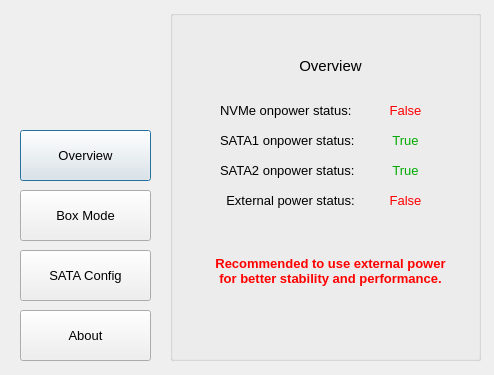
The window that ultra_enclosure_manager.ui (barryblueice/R-SODIUM-Ultra-Enclosure-Manager) describes before a commit, drawn with Qt 5.
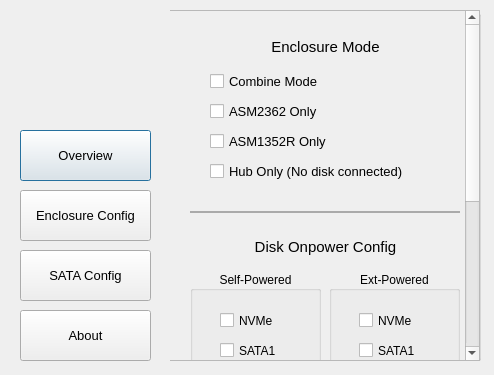
The same window after the commit. Icons and pictures are not drawn.

The edit to the form file:
```diff
--- a/ultra_enclosure_manager.ui
+++ b/ultra_enclosure_manager.ui
@@ -113,7 +113,7 @@
     <bool>false</bool>
    </property>
    <property name="text">
-    <string>Box Mode</string>
+    <string>Enclosure Config</string>
    </property>
   </widget>
   <widget class="QPushButton" name="about_button">
@@ -336,25 +336,25 @@
      <property name="geometry">
       <rect>
        <x>0</x>
-       <y>0</y>
+       <y>-286</y>
        <width>297</width>
-       <height>1000</height>
+       <height>635</height>
       </rect>
      </property>
      <property name="minimumSize">
       <size>
        <width>100</width>
-       <height>1000</height>
+       <height>635</height>
       </size>
      </property>
      <property name="autoFillBackground">
-      <bool>false</bool>
+      <bool>true</bool>
      </property>
      <widget class="QCheckBox" name="sataonly">
       <property name="geometry">
        <rect>
         <x>40</x>
-        <y>130</y>
+        <y>120</y>
         <width>231</width>
         <height>21</height>
        </rect>
@@ -365,14 +365,14 @@
        </font>
       </property>
       <property name="text">
-       <string>SATA Only</string>
+       <string>ASM1352R Only</string>
       </property>
      </widget>
      <widget class="QPushButton" name="boxmode_execute">
       <property name="geometry">
        <rect>
         <x>200</x>
-        <y>280</y>
+        <y>580</y>
         <width>91</width>
         <height>41</height>
        </rect>
@@ -385,7 +385,7 @@
       <property name="geometry">
        <rect>
         <x>40</x>
-        <y>70</y>
+        <y>60</y>
         <width>231</width>
         <height>21</height>
        </rect>
@@ -396,14 +396,14 @@
        </font>
       </property>
       <property name="text">
-       <string>Combine Mode (NVMe + SATA)</string>
+       <string>Combine Mode</string>
       </property>
      </widget>
      <widget class="QLabel" name="label_6">
       <property name="geometry">
        <rect>
         <x>70</x>
-        <y>190</y>
+        <y>480</y>
         <width>171</width>
         <height>31</height>
        </rect>
@@ -424,7 +424,7 @@
       <property name="geometry">
        <rect>
         <x>40</x>
-        <y>160</y>
+        <y>150</y>
         <width>231</width>
         <height>21</height>
        </rect>
@@ -442,7 +442,7 @@
       <property name="geometry">
        <rect>
         <x>40</x>
-        <y>100</y>
+        <y>90</y>
         <width>231</width>
         <height>21</height>
        </rect>
@@ -453,14 +453,14 @@
        </font>
       </property>
       <property name="text">
-       <string>NVMe Only</string>
+       <string>ASM2362 Only</string>
       </property>
      </widget>
      <widget class="QLabel" name="label_5">
       <property name="geometry">
        <rect>
         <x>70</x>
-        <y>30</y>
+        <y>20</y>
         <width>171</width>
         <height>31</height>
        </rect>
@@ -481,7 +481,7 @@
       <property name="geometry">
        <rect>
         <x>20</x>
-        <y>230</y>
+        <y>520</y>
         <width>261</width>
         <height>21</height>
        </rect>
@@ -495,6 +495,175 @@
        <string>Keep mode config for next power up.</string>
       </property>
      </widget>
+     <widget class="QLabel" name="label_12">
+      <property name="geometry">
+       <rect>
+        <x>70</x>
+        <y>220</y>
+        <width>171</width>
+        <height>31</height>
+       </rect>
+      </property>
+      <property name="font">
+       <font>
+        <pointsize>11</pointsize>
+       </font>
+      </property>
+      <property name="text">
+       <string>Disk Onpower Config</string>
+      </property>
+      <property name="alignment">
+       <set>Qt::AlignmentFlag::AlignCenter</set>
+      </property>
+     </widget>
+     <widget class="QGroupBox" name="groupBox">
+      <property name="geometry">
+       <rect>
+        <x>20</x>
+        <y>260</y>
+        <width>131</width>
+        <height>161</height>
+       </rect>
+      </property>
+      <property name="title">
+       <string>Self-Powered</string>
+      </property>
+      <property name="alignment">
+       <set>Qt::AlignmentFlag::AlignCenter</set>
+      </property>
+      <widget class="QCheckBox" name="checkBox">
+       <property name="geometry">
+        <rect>
+         <x>30</x>
+         <y>40</y>
+         <width>83</width>
+         <height>19</height>
+        </rect>
+       </property>
+       <property name="text">
+        <string>NVMe</string>
+       </property>
+      </widget>
+      <widget class="QCheckBox" name="checkBox_2">
+       <property name="geometry">
+        <rect>
+         <x>30</x>
+         <y>70</y>
+         <width>83</width>
+         <height>19</height>
+        </rect>
+       </property>
+       <property name="text">
+        <string>SATA1</string>
+       </property>
+      </widget>
+      <widget class="QCheckBox" name="checkBox_3">
+       <property name="geometry">
+        <rect>
+         <x>30</x>
+         <y>100</y>
+         <width>83</width>
+         <height>19</height>
+        </rect>
+       </property>
+       <property name="text">
+        <string>SATA2</string>
+       </property>
+      </widget>
+     </widget>
+     <widget class="QGroupBox" name="groupBox_2">
+      <property name="geometry">
+       <rect>
+        <x>159</x>
+        <y>260</y>
+        <width>131</width>
+        <height>161</height>
+       </rect>
+      </property>
+      <property name="title">
+       <string>Ext-Powered</string>
+      </property>
+      <property name="alignment">
+       <set>Qt::AlignmentFlag::AlignCenter</set>
+      </property>
+      <widget class="QCheckBox" name="checkBox_6">
+       <property name="geometry">
+        <rect>
+         <x>30</x>
+         <y>70</y>
+         <width>83</width>
+         <height>19</height>
+        </rect>
+       </property>
+       <property name="text">
+        <string>SATA1</string>
+       </property>
+      </widget>
+      <widget class="QCheckBox" name="checkBox_4">
+       <property name="geometry">
+        <rect>
+         <x>30</x>
+         <y>100</y>
+         <width>83</width>
+         <height>19</height>
+        </rect>
+       </property>
+       <property name="text">
+        <string>SATA2</string>
+       </property>
+      </widget>
+      <widget class="QCheckBox" name="checkBox_5">
+       <property name="geometry">
+        <rect>
+         <x>30</x>
+         <y>40</y>
+         <width>83</width>
+         <height>19</height>
+        </rect>
+       </property>
+       <property name="text">
+        <string>NVMe</string>
+       </property>
+      </widget>
+     </widget>
+     <widget class="QLabel" name="label_13">
+      <property name="geometry">
+       <rect>
+        <x>20</x>
+        <y>200</y>
+        <width>270</width>
+        <height>2</height>
+       </rect>
+      </property>
+      <property name="autoFillBackground">
+       <bool>false</bool>
+      </property>
+      <property name="styleSheet">
+       <string notr="true">background-color: rgb(170, 170, 170);</string>
+      </property>
+      <property name="text">
+       <string/>
+      </property>
+     </widget>
+     <widget class="QLabel" name="label_14">
+      <property name="geometry">
+       <rect>
+        <x>20</x>
+        <y>450</y>
+        <width>270</width>
+        <height>2</height>
+       </rect>
+      </property>
+      <property name="autoFillBackground">
+       <bool>false</bool>
+      </property>
+      <property name="styleSheet">
+       <string notr="true">background-color: rgb(170, 170, 170);</string>
+      </property>
+      <property name="text">
+       <string/>
+      </property>
+     </widget>
     </widget>
    </widget>
   </widget>
@@ -747,16 +916,112 @@
    <property name="title">
     <string/>
    </property>
+   <property name="alignment">
+    <set>Qt::AlignmentFlag::AlignCenter</set>
+   </property>
+   <widget class="QLabel" name="label_15">
+    <property name="geometry">
+     <rect>
+      <x>130</x>
+      <y>50</y>
+      <width>161</width>
+      <height>91</height>
+     </rect>
+    </property>
+    <property name="text">
+     <string/>
+    </property>
+    <property name="pixmap">
+     <pixmap resource="usm.qrc">:/img/logo.svg</pixmap>
+    </property>
+    <property name="scaledContents">
+     <bool>true</bool>
+    </property>
+   </widget>
+   <widget class="QLabel" name="label_16">
+    <property name="geometry">
+     <rect>
+      <x>40</x>
+      <y>40</y>
+      <width>100</width>
+      <height>100</height>
+     </rect>
+    </property>
+    <property name="text">
+     <string/>
+    </property>
+    <property name="pixmap">
+     <pixmap resource="usm.qrc">:/img/icon-non-background.png</pixmap>
+    </property>
+    <property name="scaledContents">
+     <bool>true</bool>
+    </property>
+   </widget>
+   <widget class="QLabel" name="label_17">
+    <property name="geometry">
+     <rect>
+      <x>80</x>
+      <y>170</y>
+      <width>151</width>
+      <height>16</height>
+     </rect>
+    </property>
+    <property name="text">
+     <string>Open-sourced On Github:</string>
+    </property>
+    <property name="openExternalLinks">
+     <bool>false</bool>
+    </property>
+    <property name="textInteractionFlags">
+     <set>Qt::TextInteractionFlag::NoTextInteraction</set>
+    </property>
+   </widget>
+   <widget class="QLabel" name="label_18">
+    <property name="geometry">
+     <rect>
+      <x>10</x>
+      <y>190</y>
+      <width>291</width>
+      <height>41</height>
+     </rect>
+    </property>
+    <property name="text">
+     <string>https://github.com/barryblueice/
+R-SODIUM-Ultra-Enclosure-Manager</string>
+    </property>
+    <property name="alignment">
+     <set>Qt::AlignmentFlag::AlignCenter</set>
+    </property>
+    <property name="textInteractionFlags">
+     <set>Qt::TextInteractionFlag::LinksAccessibleByKeyboard|Qt::TextInteractionFlag::LinksAccessibleByMouse|Qt::TextInteractionFlag::TextBrowserInteraction|Qt::TextInteractionFlag::TextEditable|Qt::TextInteractionFlag::TextEditorInteraction|Qt::TextInteractionFlag::TextSelectableByKeyboard|Qt::TextInteractionFlag::TextSelectableByMouse</set>
+    </property>
+   </widget>
+   <widget class="QLabel" name="label_19">
+    <property name="geometry">
+     <rect>
+      <x>10</x>
+      <y>250</y>
+      <width>291</width>
+      <height>20</height>
+     </rect>
+    </property>
+    <property name="text">
+     <string>Hope you enjoy my work! :)</string>
+    </property>
+    <property name="alignment">
+     <set>Qt::AlignmentFlag::AlignCenter</set>
+    </property>
+   </widget>
   </widget>
-  <zorder>about</zorder>
   <zorder>overview_button</zorder>
   <zorder>label_2</zorder>
   <zorder>SATA_Interface_button</zorder>
   <zorder>boxmode_button</zorder>
   <zorder>about_button</zorder>
   <zorder>sataconfig</zorder>
-  <zorder>boxmode</zorder>
   <zorder>overview</zorder>
+  <zorder>about</zorder>
+  <zorder>boxmode</zorder>
  </widget>
  <resources>
   <include location="usm.qrc"/>
```
